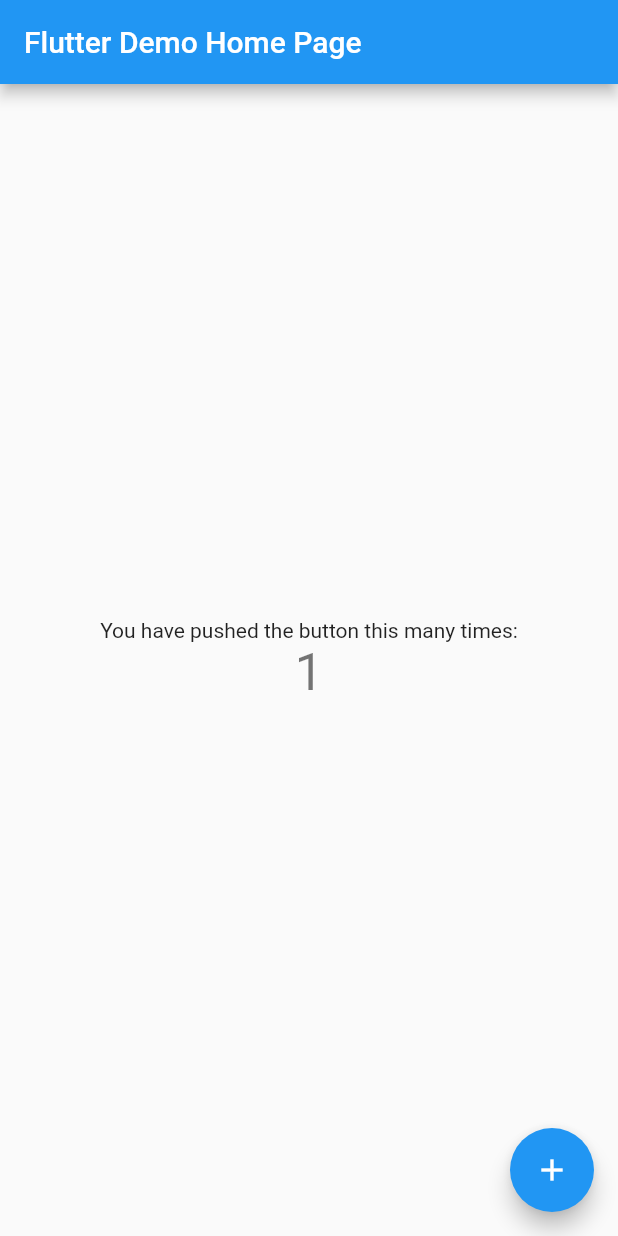
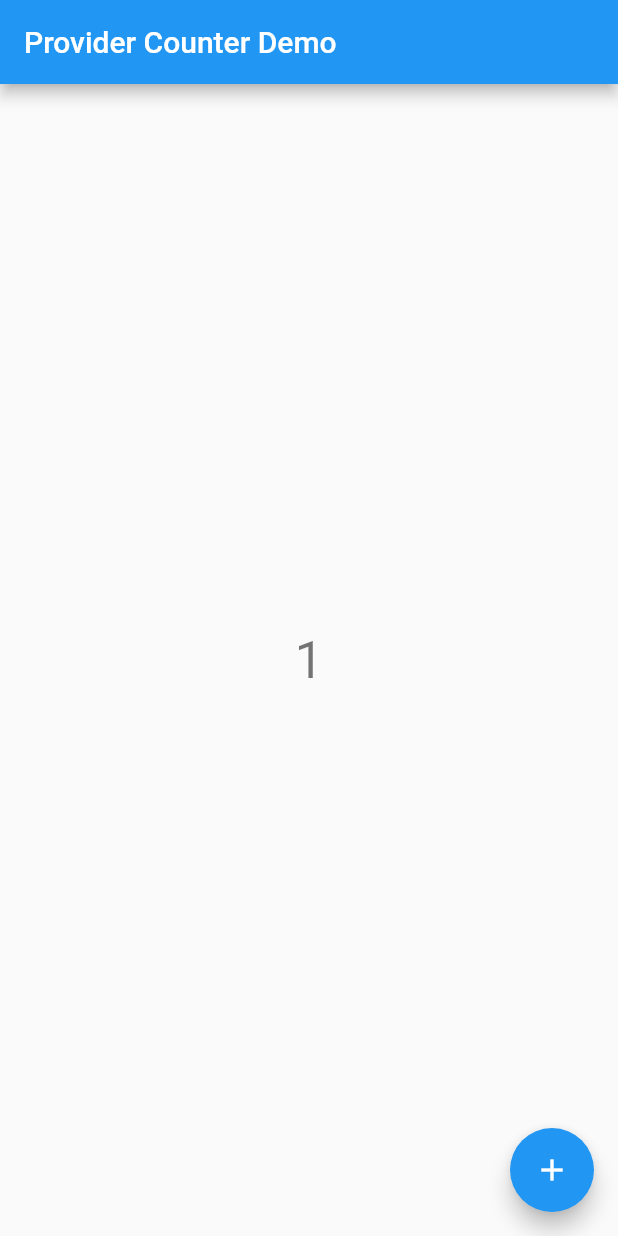
Before and after one commit to welchi/flutter_provider_counter, a Flutter app: the screen it shows after launch, after a tap on the "add" icon, on a phone screen of 412 x 824 dp. Run offline on Flutter 3.47's test engine with Material 2 defaults, Android fonts, the phone set to English and light mode, and no system bars.

Commit message:
Create provider counter

```diff
--- a/lib/main.dart
+++ b/lib/main.dart
@@ -1,64 +1,69 @@
 import 'package:flutter/material.dart';
+import 'package:provider/provider.dart';
 
 void main() => runApp(MyApp());
 
 class MyApp extends StatelessWidget {
-  // This widget is the root of your application.
+  const MyApp({Key key}) : super(key: key);
   @override
   Widget build(BuildContext context) {
     return MaterialApp(
-      title: 'Flutter Demo',
-      theme: ThemeData(
-        primarySwatch: Colors.blue,
+      home: ChangeNotifierProvider<_Counter>(
+        create: (_) => _Counter(),
+        child: const _HomePage(title: 'Provider Counter Demo'),
       ),
-      home: MyHomePage(title: 'Flutter Demo Home Page'),
     );
   }
 }
 
-class MyHomePage extends StatefulWidget {
-  MyHomePage({Key key, this.title}) : super(key: key);
-
+class _HomePage extends StatelessWidget {
+  const _HomePage({
+    Key key,
+    this.title,
+  }) : super(key: key);
   final String title;
-
-  @override
-  _MyHomePageState createState() => _MyHomePageState();
-}
-
-class _MyHomePageState extends State<MyHomePage> {
-  int _counter = 0;
-
-  void _incrementCounter() {
-    setState(() {
-      _counter++;
-    });
-  }
-
   @override
   Widget build(BuildContext context) {
     return Scaffold(
       appBar: AppBar(
-        title: Text(widget.title),
-      ),
-      body: Center(
-        child: Column(
-          mainAxisAlignment: MainAxisAlignment.center,
-          children: <Widget>[
-            Text(
-              'You have pushed the button this many times:',
-            ),
-            Text(
-              '$_counter',
-              style: Theme.of(context).textTheme.display1,
-            ),
-          ],
+        title: Text(
+          title,
         ),
       ),
       floatingActionButton: FloatingActionButton(
-        onPressed: _incrementCounter,
-        tooltip: 'Increment',
-        child: Icon(Icons.add),
-      ), // This trailing comma makes auto-formatting nicer for build methods.
+          child: Icon(Icons.add),
+          onPressed: () {
+            Provider.of<_Counter>(context, listen: false).increment();
+          }),
+      body: const _Message(),
     );
   }
 }
+
+class _Message extends StatelessWidget {
+  const _Message({
+    Key key,
+  }) : super(key: key);
+
+  @override
+  Widget build(BuildContext context) {
+    return Center(
+      child: Text(
+        Provider.of<_Counter>(context).message,
+        style: Theme.of(context).textTheme.display1,
+      ),
+    );
+  }
+}
+
+class _Counter with ChangeNotifier {
+  int _count = 0;
+  void increment() {
+    _count++;
+    notifyListeners();
+  }
+
+  String get message {
+    return _count.toString();
+  }
+}
--- a/pubspec.yaml
+++ b/pubspec.yaml
@@ -19,10 +19,7 @@ environment:
 dependencies:
   flutter:
     sdk: flutter
-
-  # The following adds the Cupertino Icons font to your application.
-  # Use with the CupertinoIcons class for iOS style icons.
-  cupertino_icons: ^0.1.2
+  provider: any
 
 dev_dependencies:
   flutter_test:
```
Also changed, not shown: pubspec.lock.
